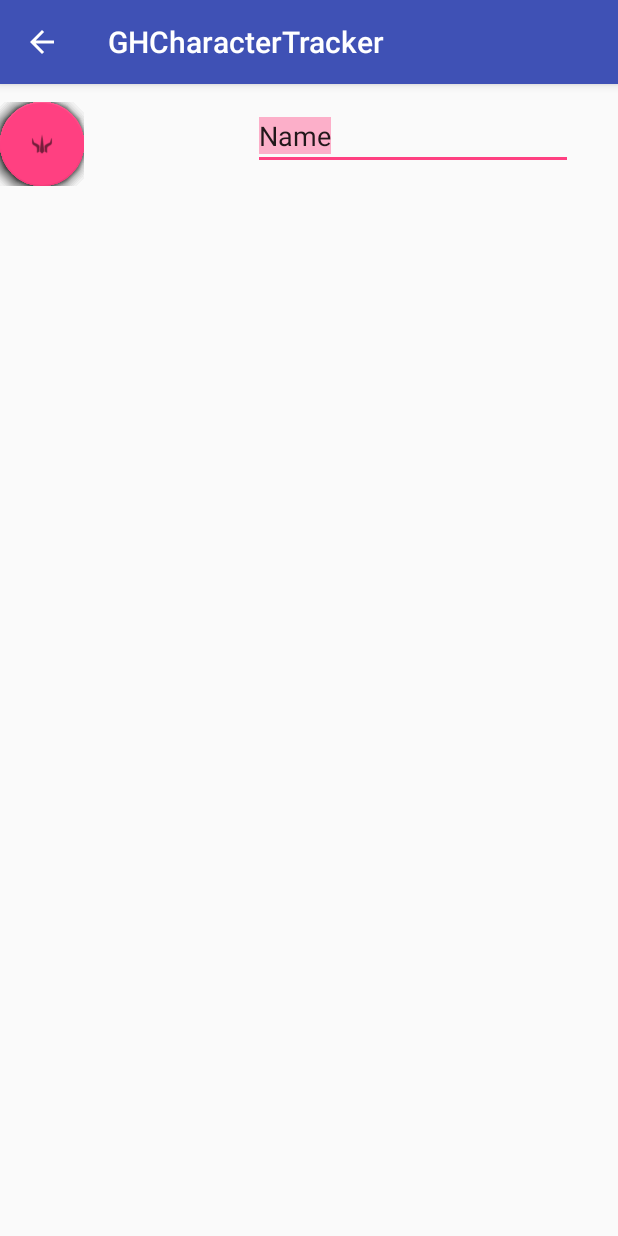
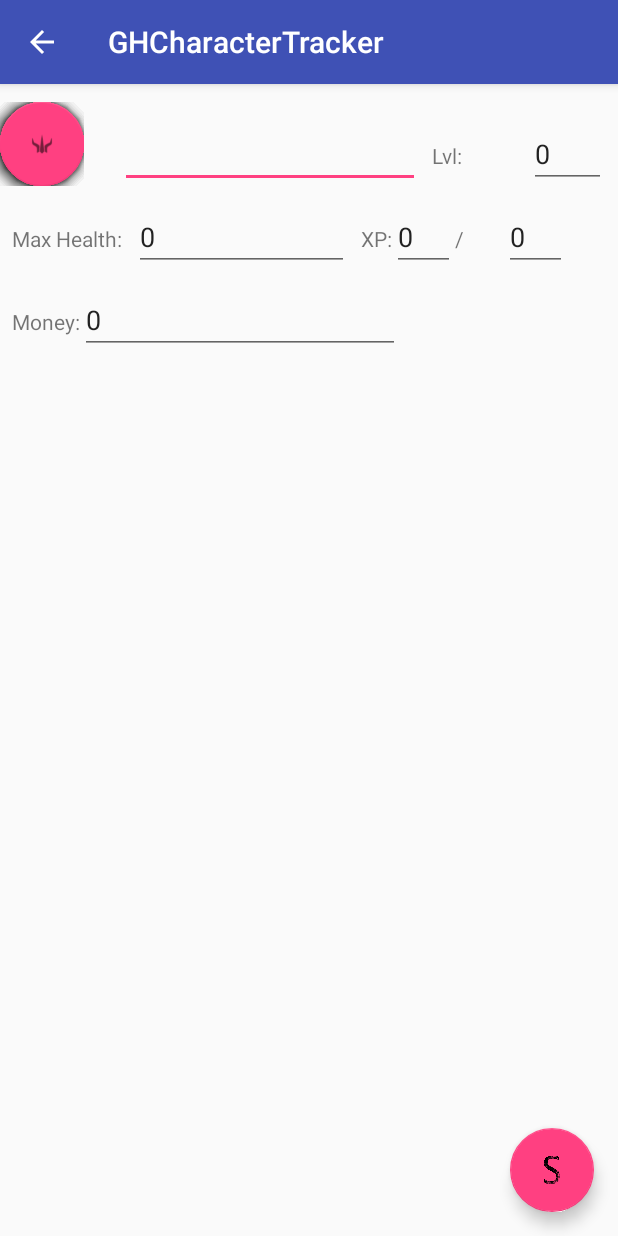
Before and after one commit to PogopunkXIII/GHCharacterTracker, an Android app: the screen it shows after launch (CharacterActivity), after a tap on an icon or button, on a phone screen of 412 x 824 dp. Run offline under Robolectric (Android 15) with nearby library versions, the phone set to English and light mode, and no system bars; libraries missing offline, so code that uses them is left out: com.github.clans.fab; plain views replace FloatingActionButton, FloatingActionMenu; 1 statement that could not run was skipped.

Commit message:
finished new charactere sheet layout and got previous code behind working (minus new controls) currently working on adding functionality to the floating action menu class selection

```diff
--- a/app/build.gradle
+++ b/app/build.gradle
@@ -27,5 +27,4 @@ dependencies {
     androidTestImplementation 'com.android.support.test.espresso:espresso-core:3.0.1'
     api 'com.github.clans:fab:1.6.4'
     api 'com.android.support:design:26.1.0'
-
 }
--- a/app/src/main/java/ghcharactertracker/com/ghct/Character.java
+++ b/app/src/main/java/ghcharactertracker/com/ghct/Character.java
@@ -165,6 +165,6 @@ public class Character implements Parcelable{
 
     @Override
     public String toString() {
-        return playerName + '\n' + charClass.getClassName().toString();
+        return playerName;
     }
 }
--- a/app/src/main/java/ghcharactertracker/com/ghct/CharacterActivity.java
+++ b/app/src/main/java/ghcharactertracker/com/ghct/CharacterActivity.java
@@ -12,6 +12,8 @@ import android.widget.ArrayAdapter;
 import android.widget.EditText;
 import android.widget.Spinner;
 
+import com.github.clans.fab.FloatingActionMenu;
+
 /**
  * Created by jesse.mailhot on 3/6/2018.
  */
@@ -23,7 +25,7 @@ public class CharacterActivity extends AppCompatActivity {
 
     private Character character;
     private EditText playerName, playerLevel, playerCurExp, playerMaxHealth, playerNextLvlExp, playerMoney;
-    private Spinner classNameSpinner;
+    private FloatingActionMenu playerClassMenu;
     private DBHandler dbHandler;
 
     public void onCreate(Bundle savedInstanceState) {
@@ -33,11 +35,7 @@ public class CharacterActivity extends AppCompatActivity {
         Intent intent = getIntent();
         character = (Character) intent.getParcelableExtra(MainActivity.CHARACTER_INPUT);
 
-        //classNameSpinner = (Spinner) findViewById(R.id.classNameSpinner);
-        /*
-        classNameSpinner.setAdapter(new ArrayAdapter<ClassName>(this,
-                android.R.layout.simple_spinner_item,
-                ClassName.values()));
+        playerClassMenu = (FloatingActionMenu) findViewById(R.id.classSelect);
 
         playerName = (EditText) findViewById(R.id.playerName);
         playerLevel = (EditText) findViewById(R.id.playerLevel);
@@ -49,13 +47,17 @@ public class CharacterActivity extends AppCompatActivity {
 
         dbHandler = DBHandler.getDbHandler(this);
 
-        addSpinnerWatcher();
         addTextWatchers();
+        //addFAMWaters();
         updateUI();
-        */
     }
 
-/*
+    /*
+    private void addFAMWaters() {
+        playerClassMenu;
+    }
+    */
+
     private void updateModelClassName(ClassName className) {
         if (className != character.getClassName()) {
             character.setClassName(className);
@@ -114,8 +116,6 @@ public class CharacterActivity extends AppCompatActivity {
         playerMaxHealth.setText(Integer.toString(character.getMaxHealth()));
         playerNextLvlExp.setText(Integer.toString(character.getNextLevelExp()));
         playerMoney.setText(Integer.toString(character.getMoney()));
-
-        classNameSpinner.setSelection(ClassName.valueOf(character.getClassName().toString()).ordinal());
     }
 
     private void unpackScenarioData(Intent data) {
@@ -177,17 +177,6 @@ public class CharacterActivity extends AppCompatActivity {
                 if (resultCode == Activity.RESULT_OK) { unpackScenarioData(data); };
                 break;
         }
-    }
-
-    private void addSpinnerWatcher() {
-        classNameSpinner.setOnItemSelectedListener(new AdapterView.OnItemSelectedListener() {
-            @Override
-            public void onItemSelected(AdapterView<?> adapterView, View view, int position, long l) {
-                updateModelClassName(ClassName.values()[position]);
-            }
-            @Override
-            public void onNothingSelected(AdapterView<?> adapterView) {}
-        });
     }
 
     private void addTextWatchers() {
@@ -275,7 +264,7 @@ public class CharacterActivity extends AppCompatActivity {
             }
         });
     }
-*/
+
 
     @Override
     public void onBackPressed(){
--- /dev/null
+++ b/app/src/main/java/ghcharactertracker/com/ghct/customControls/LockableScrollView.java
@@ -0,0 +1,50 @@
+package ghcharactertracker.com.ghct.customControls;
+
+import android.content.Context;
+import android.support.v4.widget.NestedScrollView;
+import android.util.AttributeSet;
+import android.view.MotionEvent;
+import android.view.View;
+
+public class LockableScrollView extends NestedScrollView {
+    private boolean scrollable;
+
+    public LockableScrollView(Context context, AttributeSet attrs, int defStyle) {
+        super(context, attrs, defStyle);
+        this.setScrollable(true);
+    }
+
+    public LockableScrollView(Context context, AttributeSet attrs) {
+        super(context, attrs);
+        this.setScrollable(true);
+    }
+
+    public LockableScrollView(Context context) {
+        super(context);
+        this.setScrollable(true);
+    }
+
+    public void setScrollable(boolean enabled) {
+        this.scrollable = enabled;
+    }
+
+    public boolean getScrollable() {
+        return this.scrollable;
+    }
+
+    @Override
+    public boolean onTouchEvent(MotionEvent ev) {
+        switch (ev.getAction()) {
+            case MotionEvent.ACTION_DOWN:
+                // if we can scroll pass the event to the superclass
+                return this.getScrollable() && super.onTouchEvent(ev);
+            default:
+                return super.onTouchEvent(ev);
+        }
+    }
+
+    @Override
+    public boolean onInterceptTouchEvent(MotionEvent ev) {
+        return this.getScrollable() && super.onInterceptTouchEvent(ev);
+    }
+}
--- a/app/src/main/res/layout/character_sheet_2.xml
+++ b/app/src/main/res/layout/character_sheet_2.xml
@@ -1,31 +1,28 @@
 <?xml version="1.0" encoding="utf-8"?>
-<RelativeLayout xmlns:android="http://schemas.android.com/apk/res/android"
+<android.support.constraint.ConstraintLayout xmlns:android="http://schemas.android.com/apk/res/android"
     xmlns:app="http://schemas.android.com/apk/res-auto"
-    android:layout_width="match_parent"
-    android:layout_height="match_parent"
     xmlns:fab="http://schemas.android.com/apk/res-auto"
-    android:orientation="vertical">
+    xmlns:tools="http://schemas.android.com/tools"
+    android:layout_width="fill_parent"
+    android:layout_height="fill_parent">
 
-    <android.support.v4.widget.NestedScrollView
-        android:layout_width="fill_parent"
-        android:layout_height="wrap_content">
-
-        <RelativeLayout
-            android:layout_width="fill_parent"
+    <ghcharactertracker.com.ghct.customControls.LockableScrollView
+        android:id="@+id/nestedScrollView"
+        android:layout_width="wrap_content"
         android:layout_height="wrap_content">
 
         <com.github.clans.fab.FloatingActionMenu
-                android:id="@+id/menu_down"
+            android:id="@+id/classSelect"
             android:layout_width="wrap_content"
             android:layout_height="wrap_content"
             android:layout_gravity="top|left"
             android:layout_marginTop="12dp"
             android:elevation="6dp"
             fab:fab_size="normal"
+            fab:menu_icon="@drawable/ic_brute_black_36"
             fab:menu_labels_position="right"
             fab:menu_labels_singleLine="true"
-                fab:menu_openDirection="down"
-                fab:menu_icon="@drawable/ic_brute_black_36">
+            fab:menu_openDirection="down">
 
                 <com.github.clans.fab.FloatingActionButton
                     android:layout_width="wrap_content"
@@ -81,24 +78,140 @@
                     android:src="@drawable/ic_brute_black_36"
                     fab:fab_size="mini" />
         </com.github.clans.fab.FloatingActionMenu>
+    </ghcharactertracker.com.ghct.customControls.LockableScrollView>
 
     <EditText
-                android:id="@+id/editText"
-                android:layout_width="wrap_content"
+        android:id="@+id/playerName"
+        android:layout_width="200dp"
         android:layout_height="wrap_content"
-                android:layout_alignParentEnd="true"
-                android:layout_alignTop="@+id/menu_down"
-                android:layout_marginEnd="30dp"
+        android:layout_marginLeft="80dp"
+        android:layout_marginStart="80dp"
+        android:layout_marginTop="24dp"
         android:ems="10"
         android:inputType="textPersonName"
         android:selectAllOnFocus="true"
-                android:text="Name" />
+        android:singleLine="true"
+        android:text="Name"
+        app:layout_constraintStart_toStartOf="parent"
+        app:layout_constraintTop_toTopOf="parent" />
 
-        </RelativeLayout>
+    <TextView
+        android:id="@+id/textView2"
+        android:layout_width="wrap_content"
+        android:layout_height="wrap_content"
+        android:layout_marginLeft="8dp"
+        android:layout_marginStart="8dp"
+        android:text="Lvl:"
+        app:layout_constraintBaseline_toBaselineOf="@+id/playerName"
+        app:layout_constraintStart_toEndOf="@+id/playerName" />
 
-    </android.support.v4.widget.NestedScrollView>
+    <EditText
+        android:id="@+id/playerLevel"
+        android:layout_width="51dp"
+        android:layout_height="wrap_content"
+        android:layout_marginEnd="8dp"
+        android:layout_marginRight="8dp"
+        android:ems="10"
+        android:inputType="number"
+        android:selectAllOnFocus="true"
+        app:layout_constraintBaseline_toBaselineOf="@+id/textView2"
+        app:layout_constraintEnd_toEndOf="parent"
+        app:layout_constraintHorizontal_bias="1.0"
+        app:layout_constraintStart_toEndOf="@+id/textView2" />
 
+    <EditText
+        android:id="@+id/playerMaxHealth"
+        android:layout_width="143dp"
+        android:layout_height="wrap_content"
+        android:layout_marginLeft="8dp"
+        android:layout_marginStart="8dp"
+        android:ems="10"
+        android:inputType="number"
+        android:selectAllOnFocus="true"
+        app:layout_constraintBaseline_toBaselineOf="@+id/textView5"
+        app:layout_constraintStart_toEndOf="@+id/textView5" />
 
+    <TextView
+        android:id="@+id/textView5"
+        android:layout_width="wrap_content"
+        android:layout_height="wrap_content"
+        android:layout_marginLeft="8dp"
+        android:layout_marginStart="8dp"
+        android:layout_marginTop="24dp"
+        android:text="Max Health:"
+        app:layout_constraintStart_toStartOf="parent"
+        app:layout_constraintTop_toBottomOf="@+id/playerName" />
 
+    <TextView
+        android:id="@+id/textView9"
+        android:layout_width="wrap_content"
+        android:layout_height="wrap_content"
+        android:layout_marginLeft="8dp"
+        android:layout_marginStart="8dp"
+        android:text="XP:"
+        app:layout_constraintBaseline_toBaselineOf="@+id/playerMaxHealth"
+        app:layout_constraintStart_toEndOf="@+id/playerMaxHealth" />
 
-</RelativeLayout>
+    <EditText
+        android:id="@+id/playerCurrentExp"
+        android:layout_width="42dp"
+        android:layout_height="wrap_content"
+        android:ems="10"
+        android:inputType="number"
+        app:layout_constraintBaseline_toBaselineOf="@+id/textView9"
+        app:layout_constraintStart_toEndOf="@+id/textView9" />
+
+    <TextView
+        android:id="@+id/textView10"
+        android:layout_width="wrap_content"
+        android:layout_height="wrap_content"
+        android:text="/"
+        app:layout_constraintBaseline_toBaselineOf="@+id/playerCurrentExp"
+        app:layout_constraintStart_toEndOf="@+id/playerCurrentExp" />
+
+    <EditText
+        android:id="@+id/playerNextLvlExp"
+        android:layout_width="42dp"
+        android:layout_height="wrap_content"
+        android:layout_marginEnd="8dp"
+        android:layout_marginRight="8dp"
+        android:ems="10"
+        android:inputType="number"
+        app:layout_constraintBaseline_toBaselineOf="@+id/textView10"
+        app:layout_constraintEnd_toEndOf="parent"
+        app:layout_constraintStart_toEndOf="@+id/textView10" />
+
+    <android.support.design.widget.FloatingActionButton
+        android:id="@+id/newScenario"
+        android:layout_width="wrap_content"
+        android:layout_height="wrap_content"
+        android:layout_marginBottom="16dp"
+        android:layout_marginEnd="16dp"
+        android:layout_marginRight="16dp"
+        android:clickable="true"
+        android:onClick="newScenario"
+        app:layout_constraintBottom_toBottomOf="parent"
+        app:layout_constraintEnd_toEndOf="parent"
+        app:srcCompat="@drawable/letter_s" />
+
+    <TextView
+        android:id="@+id/textView11"
+        android:layout_width="wrap_content"
+        android:layout_height="wrap_content"
+        android:layout_marginLeft="8dp"
+        android:layout_marginStart="8dp"
+        android:layout_marginTop="24dp"
+        android:text="Money:"
+        app:layout_constraintStart_toStartOf="parent"
+        app:layout_constraintTop_toBottomOf="@+id/playerMaxHealth" />
+
+    <EditText
+        android:id="@+id/playerCurrentMoney"
+        android:layout_width="wrap_content"
+        android:layout_height="wrap_content"
+        android:ems="10"
+        android:inputType="number"
+        app:layout_constraintBaseline_toBaselineOf="@+id/textView11"
+        app:layout_constraintStart_toEndOf="@+id/textView11" />
+
+</android.support.constraint.ConstraintLayout>
```
Also changed, not shown: app/src/main/res/drawable/letter_s.png (added). Lines whose indentation alone changed are shown as unchanged.
